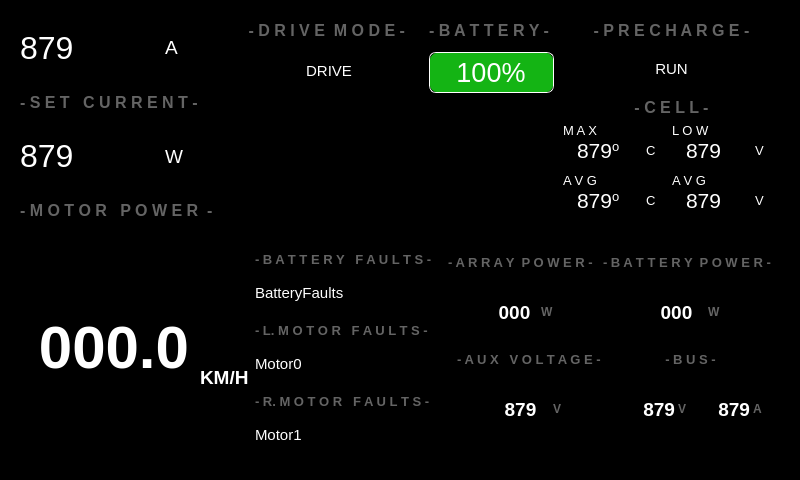
Qt form src/ViewLayer/RaceModeDisplay/RaceModeDashboardUI.ui (UCSolarCarTeam/Epsilon-Dashboard) before a commit.
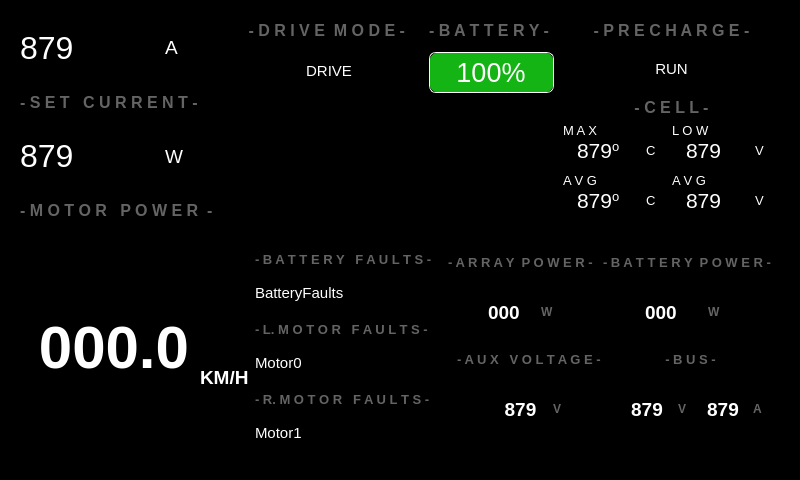
The same form after that commit. Icons and pictures are not drawn.

Commit message: try please

The edit to the form file:
```diff
--- a/src/ViewLayer/RaceModeDisplay/RaceModeDashboardUI.ui
+++ b/src/ViewLayer/RaceModeDisplay/RaceModeDashboardUI.ui
@@ -2050,7 +2050,7 @@
               </property>
               <layout class="QVBoxLayout" name="verticalLayout_3">
                <property name="spacing">
-                <number>10</number>
+                <number>9</number>
                </property>
                <property name="sizeConstraint">
                 <enum>QLayout::SetMinimumSize</enum>
@@ -2542,7 +2542,7 @@
                            <string>000</string>
                           </property>
                           <property name="alignment">
-                           <set>Qt::AlignCenter</set>
+                           <set>Qt::AlignLeading|Qt::AlignLeft|Qt::AlignVCenter</set>
                           </property>
                          </widget>
                         </item>
@@ -2680,7 +2680,7 @@
                         <string>000</string>
                        </property>
                        <property name="alignment">
-                        <set>Qt::AlignCenter</set>
+                        <set>Qt::AlignLeading|Qt::AlignLeft|Qt::AlignVCenter</set>
                        </property>
                       </widget>
                      </item>
@@ -3013,7 +3013,7 @@
                            <string>879</string>
                           </property>
                           <property name="alignment">
-                           <set>Qt::AlignRight|Qt::AlignTrailing|Qt::AlignVCenter</set>
+                           <set>Qt::AlignCenter</set>
                           </property>
                          </widget>
                         </item>
@@ -3079,7 +3079,7 @@
                            <string>879</string>
                           </property>
                           <property name="alignment">
-                           <set>Qt::AlignRight|Qt::AlignTrailing|Qt::AlignVCenter</set>
+                           <set>Qt::AlignCenter</set>
                           </property>
                          </widget>
                         </item>
```
